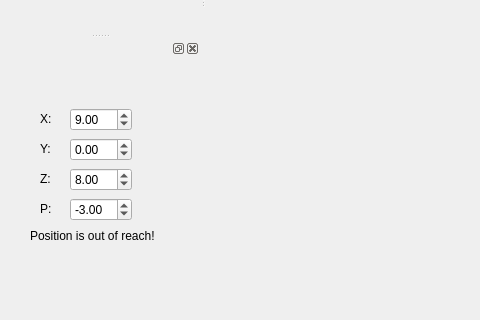
Old version of the form mainwindow.ui in the repository Mojzi/RobotController; both pictures show x 0 to 480 and y 466 to 786 of the 1200 by 900 pixel window.
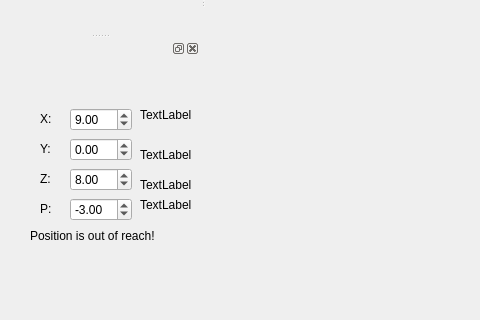
New version of the form. Icons and pictures are not drawn.

The edit to the form file:
```diff
--- a/mainwindow.ui
+++ b/mainwindow.ui
@@ -568,6 +568,58 @@
       <string>Position is out of reach!</string>
      </property>
     </widget>
+    <widget class="QLabel" name="label_angle_0">
+     <property name="geometry">
+      <rect>
+       <x>140</x>
+       <y>50</y>
+       <width>52</width>
+       <height>14</height>
+      </rect>
+     </property>
+     <property name="text">
+      <string>TextLabel</string>
+     </property>
+    </widget>
+    <widget class="QLabel" name="label_angle_1">
+     <property name="geometry">
+      <rect>
+       <x>140</x>
+       <y>90</y>
+       <width>52</width>
+       <height>14</height>
+      </rect>
+     </property>
+     <property name="text">
+      <string>TextLabel</string>
+     </property>
+    </widget>
+    <widget class="QLabel" name="label_angle_2">
+     <property name="geometry">
+      <rect>
+       <x>140</x>
+       <y>120</y>
+       <width>52</width>
+       <height>14</height>
+      </rect>
+     </property>
+     <property name="text">
+      <string>TextLabel</string>
+     </property>
+    </widget>
+    <widget class="QLabel" name="label_angle_3">
+     <property name="geometry">
+      <rect>
+       <x>140</x>
+       <y>140</y>
+       <width>52</width>
+       <height>14</height>
+      </rect>
+     </property>
+     <property name="text">
+      <string>TextLabel</string>
+     </property>
+    </widget>
    </widget>
   </widget>
   <action name="actionNew">
```
